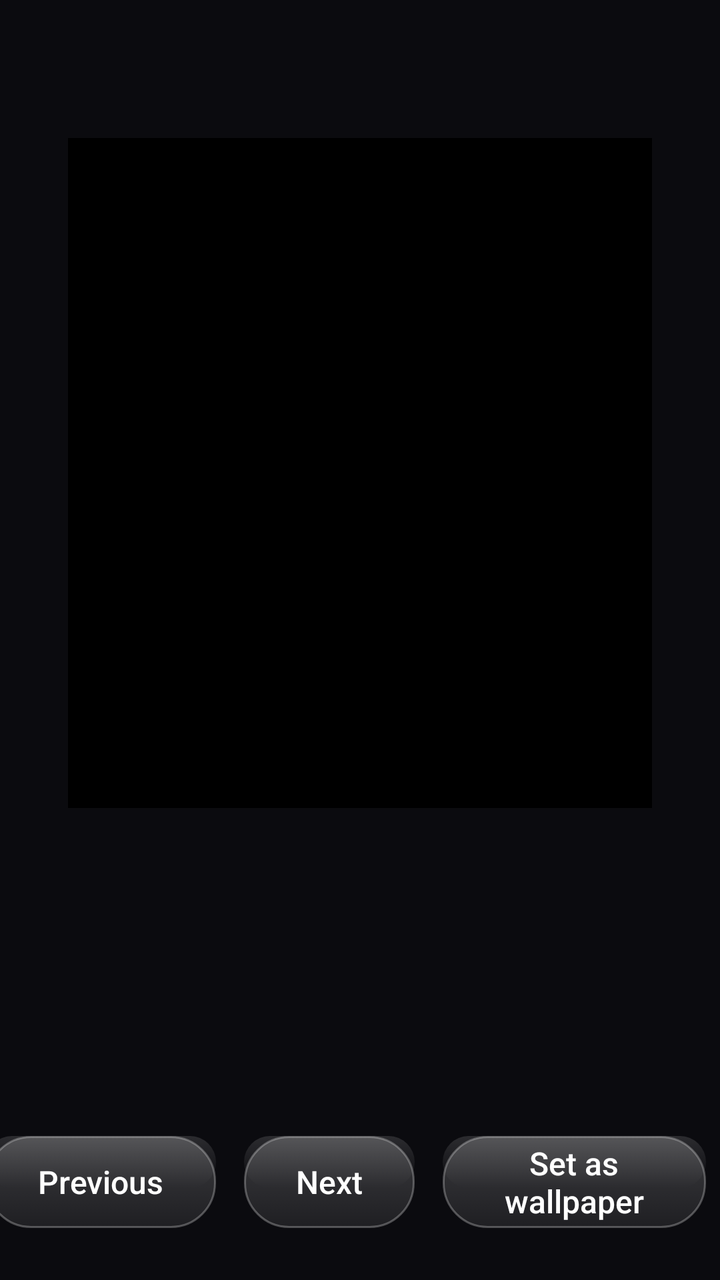
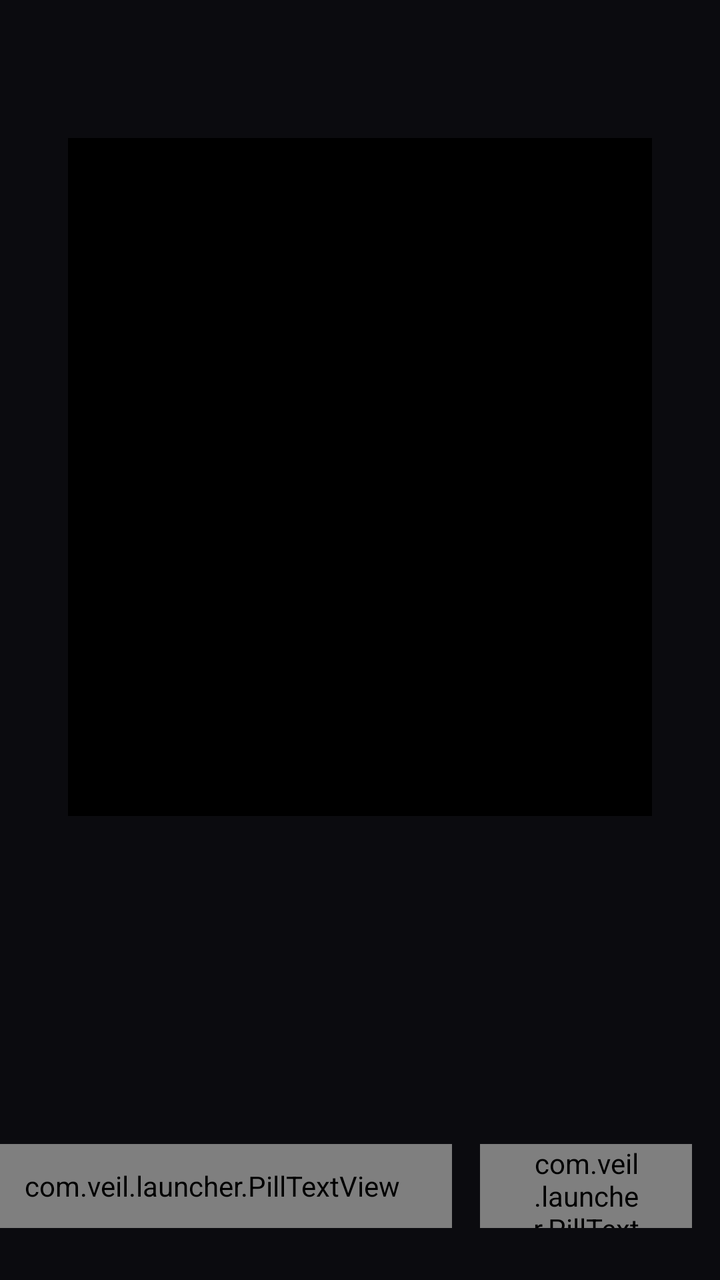

Before-and-after screenshots of an Android layout around one commit, followed by the original layout XML and the change that was made.
<!-- AndroidManifest.xml: activity theme Theme.Veil -->
<!-- res/layout/activity_wallpaper_gallery.xml -->
<?xml version="1.0" encoding="utf-8"?>
<LinearLayout xmlns:android="http://schemas.android.com/apk/res/android"
    android:id="@+id/galleryRoot"
    android:layout_width="match_parent"
    android:layout_height="match_parent"
    android:orientation="vertical"
    android:background="#F50C0C10"
    android:focusable="true"
    android:focusableInTouchMode="true">

    
    <LinearLayout
        android:layout_width="match_parent"
        android:layout_height="wrap_content"
        android:orientation="horizontal"
        android:gravity="center_vertical"
        android:paddingStart="34dp"
        android:paddingEnd="34dp"
        android:paddingTop="20dp"
        android:paddingBottom="14dp">

        <TextView
            android:id="@+id/galleryTitle"
            android:layout_width="0dp"
            android:layout_height="wrap_content"
            android:layout_weight="1"
            android:textColor="#FFFFFFFF"
            android:textSize="26sp"
            android:fontFamily="sans-serif-medium"
            android:singleLine="true"
            android:ellipsize="end" />

        <TextView
            android:id="@+id/galleryCount"
            android:layout_width="wrap_content"
            android:layout_height="wrap_content"
            android:textColor="#8E8E93"
            android:textSize="14sp"
            android:singleLine="true" />
    </LinearLayout>

    
    <FrameLayout
        android:layout_width="match_parent"
        android:layout_height="0dp"
        android:layout_weight="1"
        android:layout_marginStart="34dp"
        android:layout_marginEnd="34dp"
        android:background="#FF000000"
        android:clipChildren="false">

        <ImageView
            android:id="@+id/galleryPreview"
            android:layout_width="match_parent"
            android:layout_height="match_parent"
            android:scaleType="fitCenter"
            android:contentDescription="@null" />

        <TextView
            android:id="@+id/galleryEmpty"
            android:layout_width="wrap_content"
            android:layout_height="wrap_content"
            android:layout_gravity="center"
            android:textColor="#8E8E93"
            android:textSize="18sp"
            android:visibility="gone" />
    </FrameLayout>

    
    <HorizontalScrollView
        android:id="@+id/galleryStrip"
        android:layout_width="match_parent"
        android:layout_height="132dp"
        android:layout_marginTop="14dp"
        android:paddingStart="34dp"
        android:paddingEnd="34dp"
        android:scrollbars="none"
        android:descendantFocusability="afterDescendants">

        <LinearLayout
            android:id="@+id/galleryCells"
            android:layout_width="wrap_content"
            android:layout_height="match_parent"
            android:orientation="horizontal"
            android:gravity="center_vertical" />
    </HorizontalScrollView>

    
    <LinearLayout
        android:layout_width="match_parent"
        android:layout_height="wrap_content"
        android:orientation="horizontal"
        android:gravity="center"
        android:paddingTop="18dp"
        android:paddingBottom="26dp">

        <TextView
            android:id="@+id/galleryPrev"
            style="@style/GalleryButton"
            android:text="@string/gallery_previous" />

        <TextView
            android:id="@+id/galleryNext"
            style="@style/GalleryButton"
            android:layout_marginStart="14dp"
            android:text="@string/gallery_next" />

        <TextView
            android:id="@+id/galleryApply"
            style="@style/GalleryButton"
            android:layout_marginStart="14dp"
            android:text="@string/gallery_apply" />

        <TextView
            android:id="@+id/galleryClose"
            style="@style/GalleryButton"
            android:layout_marginStart="14dp"
            android:text="@string/gallery_close" />
    </LinearLayout>
</LinearLayout>
<!-- resources referenced by this layout -->
<resources>
  <string name="gallery_apply">Set as wallpaper</string>
  <string name="gallery_close">Close</string>
  <string name="gallery_next">Next</string>
  <string name="gallery_previous">Previous</string>
  <style name="GalleryButton">
          <item name="android:layout_width">wrap_content</item>
          <item name="android:layout_height">46dp</item>
          <item name="android:paddingStart">26dp</item>
          <item name="android:paddingEnd">26dp</item>
          <item name="android:gravity">center</item>
          <item name="android:background">@drawable/pill_bg</item>
          <item name="android:textColor">@drawable/pill_text</item>
          <item name="android:textSize">16sp</item>
          <item name="android:fontFamily">sans-serif-medium</item>
          <item name="android:focusable">true</item>
          <item name="android:clickable">true</item>
      </style>
  <style name="Theme.Veil" parent="android:Theme.Material.NoActionBar.Fullscreen">
          <item name="android:windowBackground">@android:color/black</item>
          <item name="android:colorBackground">@android:color/black</item>
          <item name="android:windowAnimationStyle">@null</item>
      </style>
  <!-- drawable pill_bg (drawable) -->
  <?xml version="1.0" encoding="utf-8"?>
  <selector xmlns:android="http://schemas.android.com/apk/res/android">
      <item android:state_focused="true">
          <shape android:shape="rectangle">
              <solid android:color="#F5FFFFFF" />
              <corners android:radius="22dp" />
          </shape>
      </item>
      <item>
          <layer-list>
              <item>
                  <shape android:shape="rectangle">
                      <gradient android:angle="270"
                          android:startColor="#33FFFFFF"
                          android:endColor="#15FFFFFF" />
                      <stroke android:width="1dp" android:color="#45FFFFFF" />
                      <corners android:radius="22dp" />
                  </shape>
              </item>
              <item android:bottom="20dp">
                  <shape android:shape="rectangle">
                      <gradient android:angle="270"
                          android:startColor="#22FFFFFF"
                          android:endColor="#00FFFFFF" />
                      
                      <corners android:radius="22dp" />
                  </shape>
              </item>
          </layer-list>
      </item>
  </selector>
  <!-- drawable pill_text (drawable) -->
  <?xml version="1.0" encoding="utf-8"?>
  <selector xmlns:android="http://schemas.android.com/apk/res/android">
      <item android:state_focused="true" android:color="#FF111111" />
      <item android:color="#FFFFFFFF" />
  </selector>
</resources>

<!-- the commit's change to res/layout/activity_wallpaper_gallery.xml (unified diff, before → after) -->
@@ -94,24 +94,24 @@
         android:paddingTop="18dp"
         android:paddingBottom="26dp">
 
-        <TextView
+        <com.veil.launcher.PillTextView
             android:id="@+id/galleryPrev"
             style="@style/GalleryButton"
             android:text="@string/gallery_previous" />
 
-        <TextView
+        <com.veil.launcher.PillTextView
             android:id="@+id/galleryNext"
             style="@style/GalleryButton"
             android:layout_marginStart="14dp"
             android:text="@string/gallery_next" />
 
-        <TextView
+        <com.veil.launcher.PillTextView
             android:id="@+id/galleryApply"
             style="@style/GalleryButton"
             android:layout_marginStart="14dp"
             android:text="@string/gallery_apply" />
 
-        <TextView
+        <com.veil.launcher.PillTextView
             android:id="@+id/galleryClose"
             style="@style/GalleryButton"
             android:layout_marginStart="14dp"
<!-- resource entries referenced after the edit -->
@@ -6,7 +6,8 @@
   <string name="gallery_previous">Previous</string>
   <style name="GalleryButton">
           <item name="android:layout_width">wrap_content</item>
-          <item name="android:layout_height">46dp</item>
+          
+          <item name="android:layout_height">42dp</item>
           <item name="android:paddingStart">26dp</item>
           <item name="android:paddingEnd">26dp</item>
           <item name="android:gravity">center</item>
@@ -27,31 +28,20 @@
   <selector xmlns:android="http://schemas.android.com/apk/res/android">
       <item android:state_focused="true">
           <shape android:shape="rectangle">
-              <solid android:color="#F5FFFFFF" />
-              <corners android:radius="22dp" />
+              <solid android:color="#FFF8F8FA" />
+              
+              <stroke android:width="1dp" android:color="#4D000000" />
+              <corners android:radius="21dp" />
           </shape>
       </item>
       <item>
-          <layer-list>
-              <item>
-                  <shape android:shape="rectangle">
-                      <gradient android:angle="270"
-                          android:startColor="#33FFFFFF"
-                          android:endColor="#15FFFFFF" />
-                      <stroke android:width="1dp" android:color="#45FFFFFF" />
-                      <corners android:radius="22dp" />
-                  </shape>
-              </item>
-              <item android:bottom="20dp">
-                  <shape android:shape="rectangle">
-                      <gradient android:angle="270"
-                          android:startColor="#22FFFFFF"
-                          android:endColor="#00FFFFFF" />
-                      
-                      <corners android:radius="22dp" />
-                  </shape>
-              </item>
-          </layer-list>
+          <shape android:shape="rectangle">
+              <gradient android:angle="270"
+                  android:startColor="#DD22252B"
+                  android:endColor="#C8121419" />
+              <stroke android:width="1dp" android:color="#66FFFFFF" />
+              <corners android:radius="21dp" />
+          </shape>
       </item>
   </selector>
   <!-- drawable pill_text (drawable) -->
